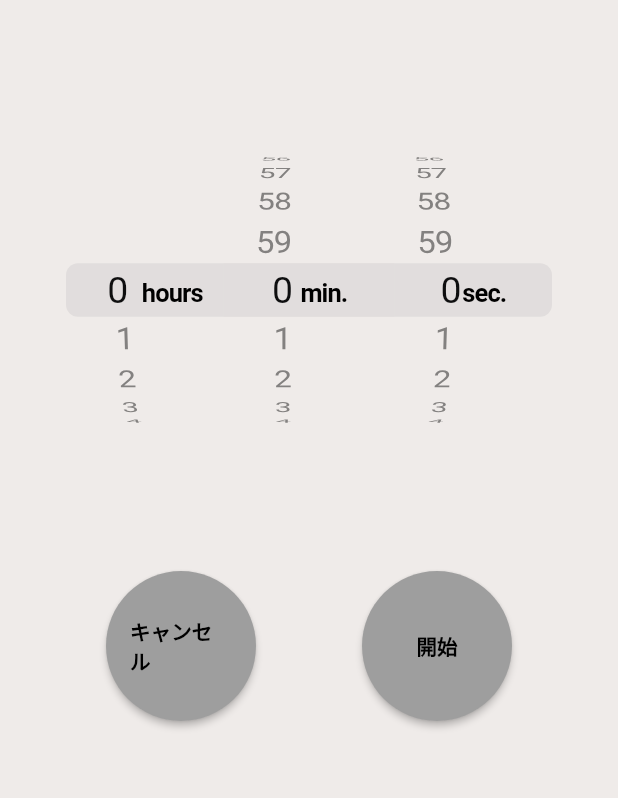
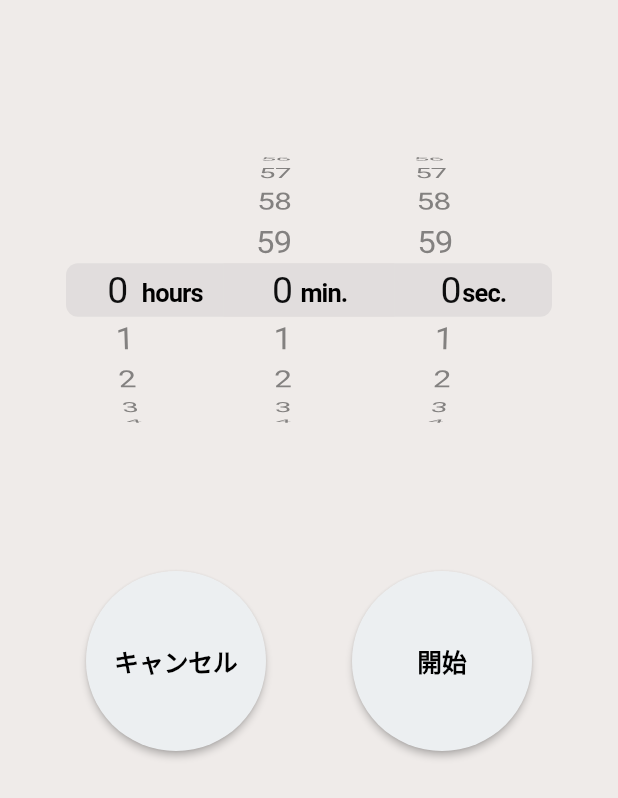
Before and after one commit to iseruuuuu/vibration_timer_app, a Flutter app: the screen it shows after launch, on a phone screen of 412 x 824 dp. Shown: the top 798 px of the screen. Run offline on Flutter 3.47's test engine with Material 2 defaults, Android fonts, the phone set to English and light mode, and no system bars; our stand-ins replace flutter_local_notifications, freezed_annotation, state_notifier, timer_count_down, vibration; missing offline and left inert: flutter_state_notifier.

Commit message:
fix: change button design

```diff
--- a/lib/conponent/button.dart
+++ b/lib/conponent/button.dart
@@ -13,19 +13,19 @@ class ButtonWidget extends StatelessWidget {
   @override
   Widget build(BuildContext context) {
     return SizedBox(
-      width: 100,
-      height: 100,
+      width: 120,
+      height: 120,
       child: ElevatedButton(
         onPressed: onTap,
         child: Text(
           title,
           style: TextStyle(
             fontWeight: FontWeight.bold,
-            fontSize: MediaQuery.of(context).size.width / 30,
+            fontSize: MediaQuery.of(context).size.width / 25,
           ),
         ),
         style: ElevatedButton.styleFrom(
-          primary: Colors.grey,
+          primary: Colors.blueGrey[50],
           onPrimary: Colors.black,
           shape: const CircleBorder(),
         ),
```
